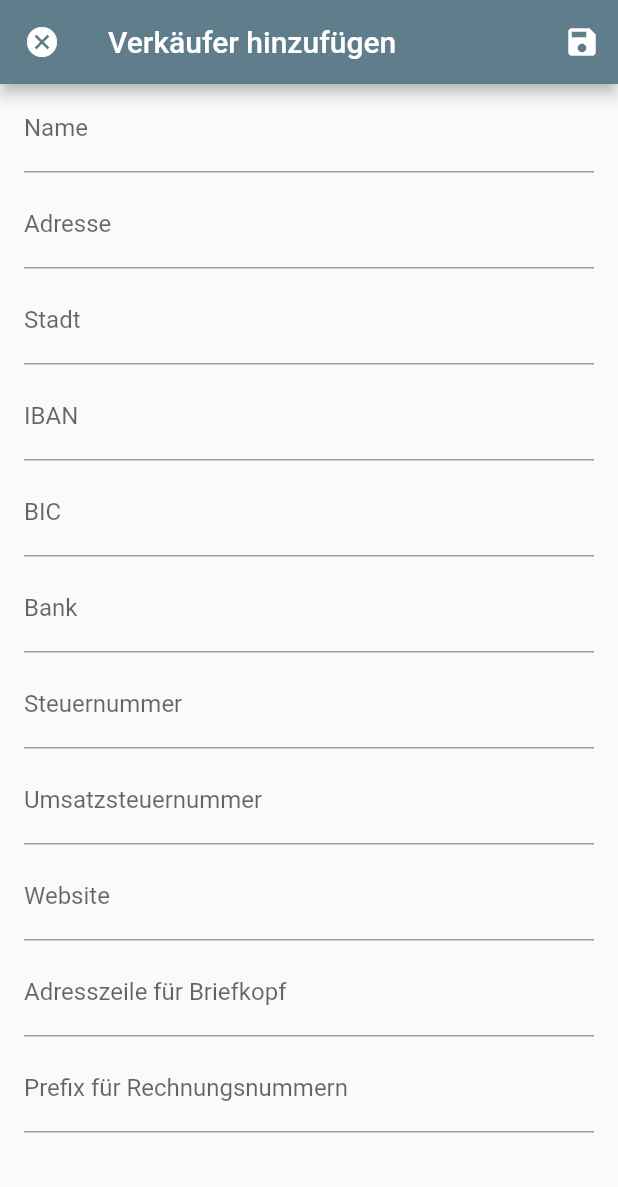
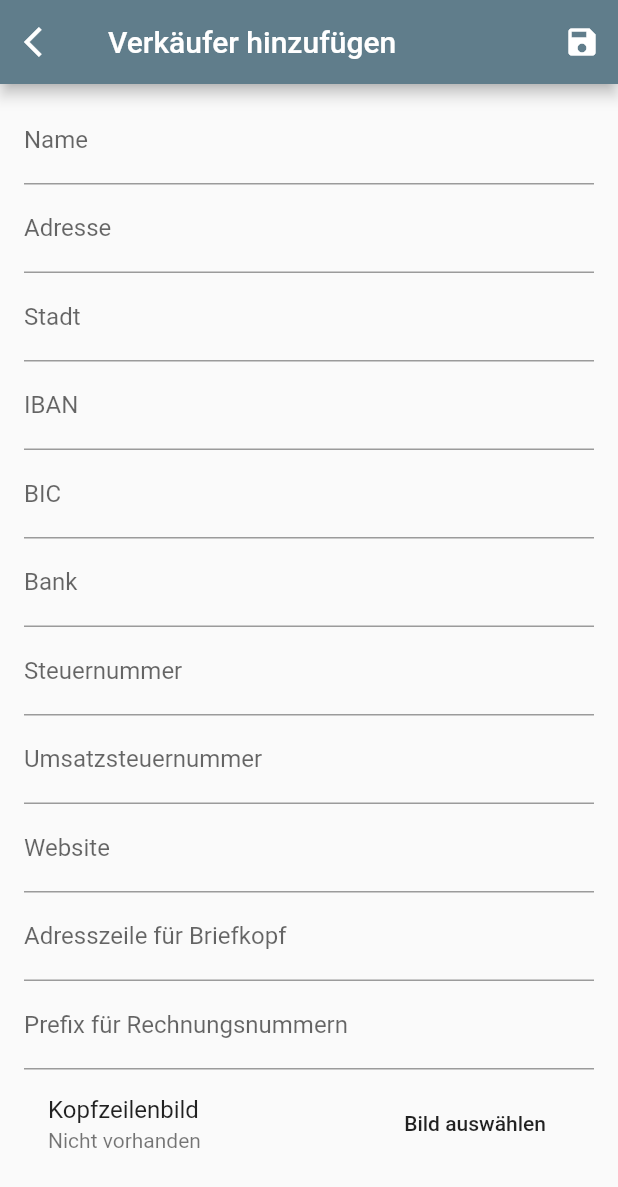
Before and after one commit to leontappe/bitter, a Flutter app: the VendorsPage screen opened by its route, after a tap on the "add" icon, on a phone screen of 412 x 824 dp. Shown: the top 1187 px of the screen. Run offline on Flutter 3.47's test engine with Material 2 defaults, Android fonts, the phone set to English and light mode, and no system bars; our stand-ins replace bloc, flutter_bloc, package_info, pdf; missing offline and left inert: file_chooser, mysql1; accounts and stored records are empty; statements that could not run were skipped.

Commit message:
refactor vendor adding/page as well

```diff
--- a/lib/src/settings/vendors/vendor_adding.dart
+++ /dev/null
@@ -1,207 +0,0 @@
-import 'package:flutter/material.dart';
-
-import '../../models/vendor.dart';
-import '../../providers/inherited_database.dart';
-import '../../providers/mysql_provider.dart';
-import '../../repositories/vendor_repository.dart';
-
-class VendorAddingPage extends StatefulWidget {
-  @override
-  _VendorAddingPageState createState() => _VendorAddingPageState();
-}
-
-class _VendorAddingPageState extends State<VendorAddingPage> {
-  final _formKey = GlobalKey<FormState>();
-
-  VendorRepository repo;
-  int dropdownValue = 2;
-
-  Vendor newVendor = Vendor.empty();
-
-  bool dirty = false;
-
-  @override
-  Widget build(BuildContext context) {
-    return Scaffold(
-      appBar: AppBar(
-        leading: Builder(
-            builder: (BuildContext context) =>
-                IconButton(icon: Icon(Icons.cancel), onPressed: () => onPopRoute(context))),
-        title: Text('Verkäufer hinzufügen'),
-        actions: <Widget>[
-          IconButton(
-              icon: Icon(Icons.save, color: Colors.white),
-              onPressed: onSaveCustomer,
-              tooltip: 'Neuen Verkäufer abspeichern'),
-        ],
-      ),
-      body: Padding(
-        padding: EdgeInsets.fromLTRB(16.0, 0.0, 16.0, 0.0),
-        child: Form(
-          key: _formKey,
-          child: ListView(
-            itemExtent: 64.0,
-            children: <Widget>[
-              TextFormField(
-                maxLines: 1,
-                decoration: InputDecoration(labelText: 'Name'),
-                validator: (input) => input.isEmpty ? 'Pflichtfeld' : null,
-                onChanged: (String input) {
-                  newVendor.name = input;
-                  _formKey.currentState.validate();
-                  dirty = true;
-                },
-              ),
-              TextFormField(
-                maxLines: 1,
-                decoration: InputDecoration(labelText: 'Adresse'),
-                validator: (input) => input.isEmpty ? 'Pflichtfeld' : null,
-                onChanged: (String input) {
-                  newVendor.address = input;
-                  _formKey.currentState.validate();
-                  dirty = true;
-                },
-              ),
-              TextFormField(
-                  maxLines: 1,
-                  decoration: InputDecoration(labelText: 'Stadt'),
-                  validator: (input) => input.isEmpty ? 'Pflichtfeld' : null,
-                  onChanged: (String input) {
-                    newVendor.city = input;
-                    _formKey.currentState.validate();
-                    dirty = true;
-                  }),
-              TextFormField(
-                  maxLines: 1,
-                  decoration: InputDecoration(labelText: 'IBAN'),
-                  validator: (input) => input.isEmpty ? 'Pflichtfeld' : null,
-                  onChanged: (String input) {
-                    newVendor.iban = input;
-                    _formKey.currentState.validate();
-                    dirty = true;
-                  }),
-              TextFormField(
-                  maxLines: 1,
-                  decoration: InputDecoration(labelText: 'BIC'),
-                  validator: (input) => input.isEmpty ? 'Pflichtfeld' : null,
-                  onChanged: (String input) {
-                    newVendor.bic = input;
-                    _formKey.currentState.validate();
-                    dirty = true;
-                  }),
-              TextFormField(
-                  maxLines: 1,
-                  decoration: InputDecoration(labelText: 'Bank'),
-                  keyboardType: TextInputType.numberWithOptions(),
-                  validator: (input) => input.isEmpty ? 'Pflichtfeld' : null,
-                  onChanged: (String input) {
-                    newVendor.bank = input;
-                    _formKey.currentState.validate();
-                    dirty = true;
-                  }),
-              TextFormField(
-                  maxLines: 1,
-                  decoration: InputDecoration(labelText: 'Steuernummer'),
-                  validator: (input) => input.isEmpty ? 'Pflichtfeld' : null,
-                  onChanged: (String input) {
-                    newVendor.taxNr = input;
-                    _formKey.currentState.validate();
-                    dirty = true;
-                  }),
-              TextFormField(
-                  maxLines: 1,
-                  decoration: InputDecoration(labelText: 'Umsatzsteuernummer'),
-                  validator: (input) => input.isEmpty ? 'Pflichtfeld' : null,
-                  onChanged: (String input) {
-                    newVendor.vatNr = input;
-                    _formKey.currentState.validate();
-                    dirty = true;
-                  }),
-              TextFormField(
-                  maxLines: 1,
-                  decoration: InputDecoration(labelText: 'Website'),
-                  onChanged: (String input) {
-                    newVendor.website = input;
-                    dirty = true;
-                  }),
-              TextFormField(
-                  maxLines: 1,
-                  decoration: InputDecoration(labelText: 'Adresszeile für Briefkopf'),
-                  validator: (input) => input.isEmpty ? 'Pflichtfeld' : null,
-                  onChanged: (String input) {
-                    newVendor.fullAddress = input;
-                    _formKey.currentState.validate();
-                    dirty = true;
-                  }),
-              TextFormField(
-                  maxLines: 1,
-                  decoration: InputDecoration(labelText: 'Prefix für Rechnungsnummern'),
-                  validator: (input) => input.isEmpty ? 'Pflichtfeld' : null,
-                  onChanged: (String input) {
-                    newVendor.billPrefix = input;
-                    _formKey.currentState.validate();
-                    dirty = true;
-                  }),
-            ],
-          ),
-        ),
-      ),
-    );
-  }
-
-  @override
-  void didChangeDependencies() {
-    initDb();
-    super.didChangeDependencies();
-  }
-
-  Future<void> initDb() async {
-    repo = VendorRepository(InheritedDatabase.of<MySqlProvider>(context).provider);
-    //db = MySQLCustomerProvider();
-    //await db.open('bitter', host: '127.0.0.1', port: 5432, user: 'ltappe', password: 'stehlen1');
-  }
-
-  void onPopRoute(BuildContext context) async {
-    if (dirty) {
-      var result = await showDialog<int>(
-          context: context,
-          builder: (BuildContext context) => AlertDialog(
-                title: Text(
-                    'Wenn du ohne Speichern fortfährst gehen alle hier eingebenen Daten verloren. Vor dem Verlassen abspeichern?'),
-                actions: <Widget>[
-                  MaterialButton(
-                      onPressed: () => Navigator.pop(context, -1), child: Text('Abbrechen')),
-                  MaterialButton(onPressed: () => Navigator.pop(context, 0), child: Text('Nein')),
-                  MaterialButton(onPressed: () => Navigator.pop(context, 1), child: Text('Ja')),
-                ],
-              ));
-      switch (result) {
-        case 0:
-          Navigator.pop<bool>(context, false);
-          break;
-        case 1:
-          if (!await onSaveCustomer()) {
-            Scaffold.of(context).showSnackBar(const SnackBar(
-              content: Text(
-                  'Es gibt noch Fehler und/oder fehlende Felder in dem Formular, sodass gerade nicht gespeichert werden kann.'),
-              duration: Duration(seconds: 3),
-            ));
-          }
-          break;
-        default:
-          return;
-      }
-    } else {
-      Navigator.pop<bool>(context, false);
-    }
-  }
-
-  Future<bool> onSaveCustomer() async {
-    if (_formKey.currentState.validate()) {
-      await repo.insert(newVendor);
-      Navigator.pop<bool>(context, true);
-      return true;
-    }
-    return false;
-  }
-}
--- a/lib/src/settings/vendors/vendor_page.dart
+++ b/lib/src/settings/vendors/vendor_page.dart
@@ -12,7 +12,7 @@ import '../../repositories/vendor_repository.dart';
 class VendorPage extends StatefulWidget {
   final int id;
 
-  VendorPage(this.id);
+  VendorPage({this.id});
 
   @override
   _VendorPageState createState() => _VendorPageState();
@@ -35,8 +35,9 @@ class _VendorPageState extends State<VendorPage> {
       return Scaffold(
         appBar: AppBar(
           leading: IconButton(icon: Icon(Icons.arrow_back_ios), onPressed: onPopRoute),
-          title: Text('Verkäuferansicht'),
+          title: Text((widget.id != null) ? 'Verkäuferansicht' : 'Verkäufer hinzufügen'),
           actions: <Widget>[
+            if (widget.id != null)
               IconButton(
                 icon: Icon(Icons.delete),
                 onPressed: onDeleteVendor,
@@ -46,7 +47,9 @@ class _VendorPageState extends State<VendorPage> {
         ),
         body: ListView(
           children: <Widget>[
+            if (widget.id != null)
               Text(' Aktuelle Informationen', style: Theme.of(context).textTheme.headline4),
+            if (widget.id != null)
               Card(
                 margin: EdgeInsets.all(16.0),
                 elevation: 8.0,
@@ -73,10 +76,10 @@ class _VendorPageState extends State<VendorPage> {
                   ),
                 ),
               ),
+            if (widget.id != null)
               Text(' Verkäufer bearbeiten', style: Theme.of(context).textTheme.headline4),
-            if (newVendor.name != null)
             Padding(
-                padding: EdgeInsets.fromLTRB(16.0, 16.0, 16.0, 8.0),
+              padding: EdgeInsets.fromLTRB(16.0, (widget.id != null) ? 16.0 : 8.0, 16.0, 8.0),
               child: Form(
                 key: _formKey,
                 child: Column(
@@ -184,10 +187,20 @@ class _VendorPageState extends State<VendorPage> {
                           _formKey.currentState.validate();
                           dirty = true;
                         }),
+                    TextFormField(
+                        maxLines: 1,
+                        initialValue: newVendor.billPrefix,
+                        decoration: InputDecoration(labelText: 'Prefix für Rechnungsnummern'),
+                        validator: (input) => input.isEmpty ? 'Pflichtfeld' : null,
+                        onChanged: (String input) {
+                          newVendor.billPrefix = input;
+                          _formKey.currentState.validate();
+                          dirty = true;
+                        }),
                     ListTile(
                       title: Text('Kopfzeilenbild'),
                       subtitle:
-                            Text(vendor.headerImage == null ? 'Nicht vorhanden' : 'Vorhanden'),
+                          Text(newVendor.headerImage == null ? 'Nicht vorhanden' : 'Vorhanden'),
                       trailing: MaterialButton(
                         child: Text('Bild auswählen'),
                         onPressed: onOpenImage,
@@ -204,27 +217,6 @@ class _VendorPageState extends State<VendorPage> {
     return Container(width: 0.0, height: 0.0);
   }
 
-  Future<void> onOpenImage() async {
-    print('get that image');
-    final result = await showOpenPanel(
-      initialDirectory: (await getApplicationDocumentsDirectory()).path,
-      allowedFileTypes: [
-        FileTypeFilterGroup(label: 'images', fileExtensions: ['png', 'jpg', 'jpeg', 'gif'])
-      ],
-      allowsMultipleSelection: false,
-      canSelectDirectories: false,
-      confirmButtonText: 'Auswählen',
-    );
-
-    if (result.canceled) {
-      return;
-    }
-
-    vendor.headerImage = await File(result.paths.first).readAsBytes();
-
-    await repo.update(vendor);
-  }
-
   @override
   void didChangeDependencies() {
     initDb();
@@ -232,17 +224,18 @@ class _VendorPageState extends State<VendorPage> {
   }
 
   void initDb() async {
-    //await Future<dynamic>.delayed(Duration(milliseconds: 100));
     repo = VendorRepository(InheritedDatabase.of<MySqlProvider>(context).provider);
-    //db = MySQLCustomerProvider();
-    //await db.open('bitter', host: '127.0.0.1', port: 5432, user: 'ltappe', password: 'stehlen1');
+    if (widget.id != null) {
       vendor = await repo.selectSingle(widget.id);
       if (vendor == null) {
         Navigator.pop(context);
         return null;
       }
+      newVendor = vendor;
+    } else {
+      vendor = newVendor;
+    }
     setState(() {
-      newVendor = vendor;
       return vendor;
     });
   }
@@ -261,6 +254,26 @@ class _VendorPageState extends State<VendorPage> {
       await repo.delete(widget.id);
       Navigator.pop(context, true);
     }
+  }
+
+  Future<void> onOpenImage() async {
+    final result = await showOpenPanel(
+      initialDirectory: (await getApplicationDocumentsDirectory()).path,
+      allowedFileTypes: [
+        FileTypeFilterGroup(label: 'images', fileExtensions: ['png', 'jpg', 'jpeg', 'gif'])
+      ],
+      allowsMultipleSelection: false,
+      canSelectDirectories: false,
+      confirmButtonText: 'Auswählen',
+    );
+
+    if (result.canceled) {
+      return;
+    }
+
+    newVendor.headerImage = await File(result.paths.first).readAsBytes();
+    setState(() => vendor);
+    await repo.update(vendor);
   }
 
   void onPopRoute() async {
@@ -293,10 +306,15 @@ class _VendorPageState extends State<VendorPage> {
 
   void onSaveVendor() async {
     if (_formKey.currentState.validate()) {
+      if (widget.id != null) {
         await repo.update(newVendor);
         dirty = false;
         vendor = await repo.selectSingle(widget.id);
         setState(() => vendor);
+      } else {
+        await repo.insert(newVendor);
+        Navigator.pop<bool>(context, true);
       }
     }
   }
+}
--- a/lib/src/settings/vendors/vendors_list_page.dart
+++ b/lib/src/settings/vendors/vendors_list_page.dart
@@ -4,7 +4,6 @@ import '../../models/vendor.dart';
 import '../../providers/inherited_database.dart';
 import '../../providers/mysql_provider.dart';
 import '../../repositories/vendor_repository.dart';
-import 'vendor_adding.dart';
 import 'vendor_page.dart';
 
 class VendorsPage extends StatefulWidget {
@@ -60,7 +59,7 @@ class _VendorsPageState extends State<VendorsPage> {
 
   void onPushVendorAddPage() async {
     final updated = await Navigator.push<bool>(
-        context, MaterialPageRoute<bool>(builder: (BuildContext context) => VendorAddingPage()));
+        context, MaterialPageRoute<bool>(builder: (BuildContext context) => VendorPage()));
     if (updated) {
       await onGetVendors();
     }
@@ -69,7 +68,7 @@ class _VendorsPageState extends State<VendorsPage> {
   Future<void> onPushVendorPage(BuildContext context, int id) async {
     final updated = await Navigator.push<bool>(
       context,
-      MaterialPageRoute<bool>(builder: (BuildContext context) => VendorPage(id)),
+      MaterialPageRoute<bool>(builder: (BuildContext context) => VendorPage(id: id)),
     );
     if (updated) {
       await onGetVendors();
```
Lines whose indentation alone changed are shown as unchanged.
